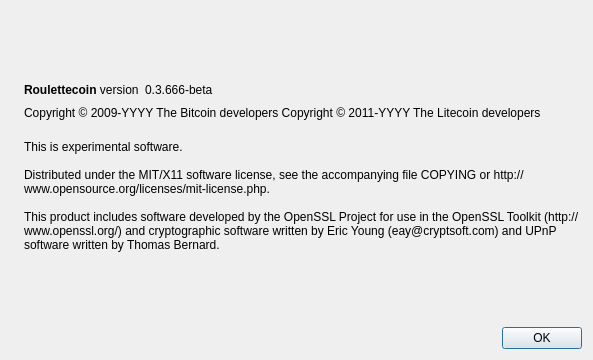
First picture: the form in src/qt/forms/aboutdialog.ui, repository roulettecoin/roulettecoin, before the edit.
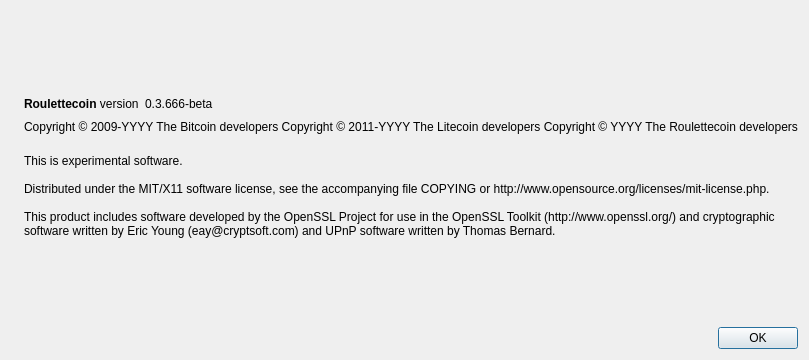
Second picture: the form after the edit. Icons and pictures are not drawn.

Commit message: Added Roulettecoin copyright statement.

The edit to the form file:
```diff
--- a/src/qt/forms/aboutdialog.ui
+++ b/src/qt/forms/aboutdialog.ui
@@ -92,7 +92,8 @@
        </property>
        <property name="text">
         <string notr="true">Copyright &amp;copy; 2009-YYYY The Bitcoin developers
-Copyright &amp;copy; 2011-YYYY The Litecoin developers</string>
+Copyright &amp;copy; 2011-YYYY The Litecoin developers
+Copyright &amp;copy; YYYY The Roulettecoin developers</string>
        </property>
        <property name="textFormat">
         <enum>Qt::RichText</enum>
```
The commit also changes 6 other files.
